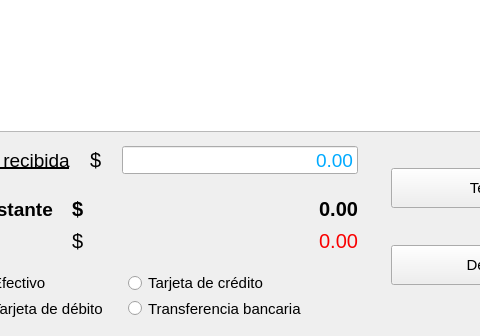
First picture: the form in ui/Ui_TerminarVenta.ui, repository ivanperez-7/printpos, before the edit; both pictures show x 151 to 631 and y 344 to 680 of the 827 by 680 pixel window.
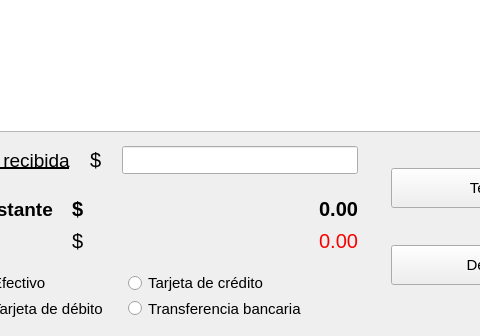
Second picture: the form after the edit. Icons and pictures are not drawn. Custom widgets are drawn as their Qt base class.

What changed in the file:
```diff
--- a/ui/Ui_TerminarVenta.ui
+++ b/ui/Ui_TerminarVenta.ui
@@ -710,21 +710,9 @@
                  <height>28</height>
                 </size>
                </property>
-               <property name="font">
-                <font>
-                 <family>Segoe UI</family>
-                 <pointsize>14</pointsize>
-                </font>
-               </property>
                <property name="styleSheet">
                 <string notr="true">color: rgb(0, 170, 255)</string>
                </property>
-               <property name="text">
-                <string>0.00</string>
-               </property>
-               <property name="alignment">
-                <set>Qt::AlignRight|Qt::AlignTrailing|Qt::AlignVCenter</set>
-               </property>
               </widget>
              </item>
             </layout>
@@ -1074,6 +1062,13 @@
    </layout>
   </widget>
  </widget>
+ <customwidgets>
+  <customwidget>
+   <class>NumberEdit</class>
+   <extends>QLineEdit</extends>
+   <header>utils.mywidgets.h</header>
+  </customwidget>
+ </customwidgets>
  <resources>
   <include location="../resources.qrc"/>
  </resources>
```
Left out of the diff: 2 changed lines with no effect on the pictures.
